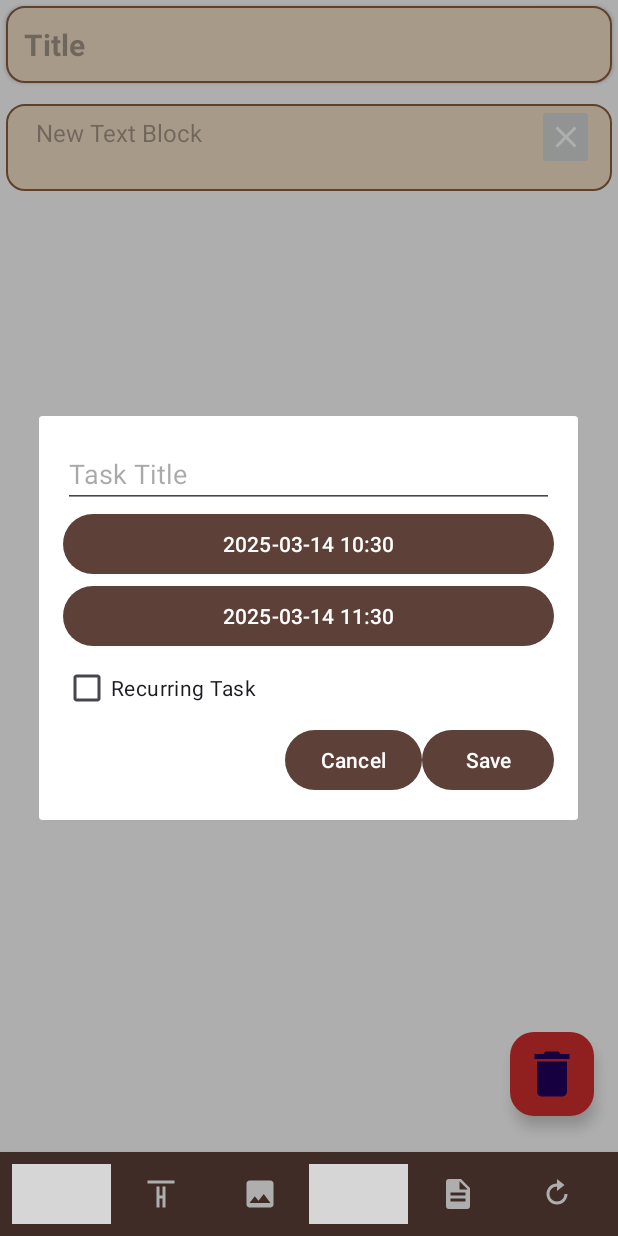
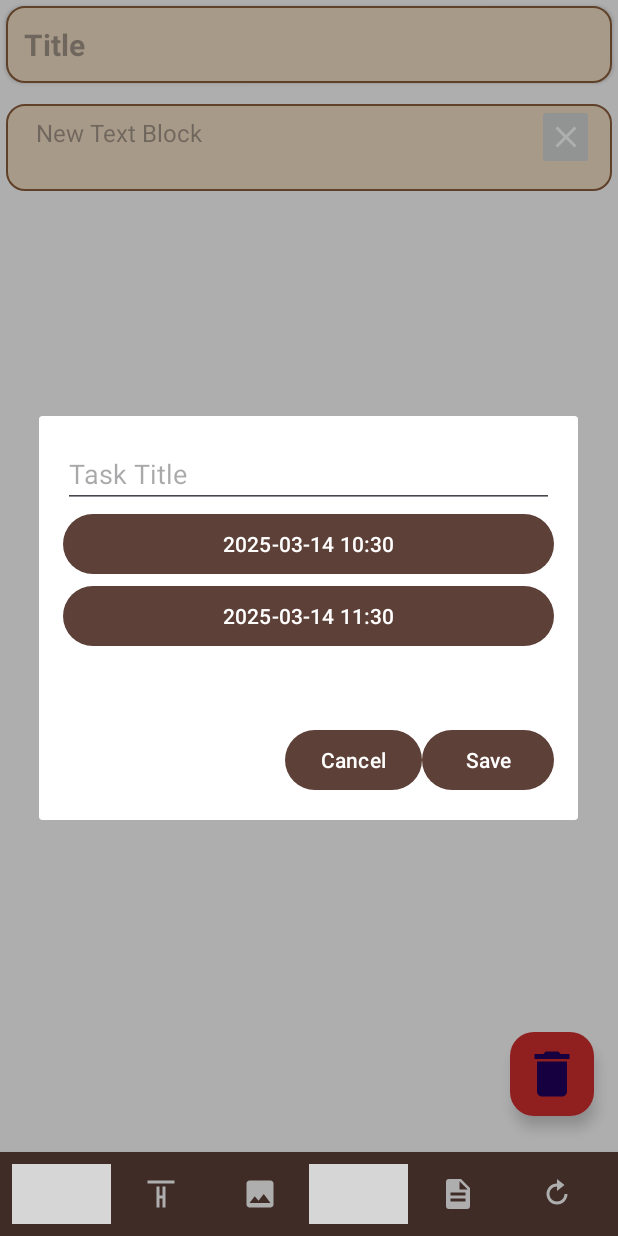
Before and after one commit to shreyash1224/Clarity, an Android app: the DiaryPageActivity screen opened directly, with no data from a screen before it, after a tap on "Resource Task", on a phone screen of 412 x 824 dp. Run offline under Robolectric (Android 15) with nearby library versions, the phone set to English and light mode, and no system bars; libraries missing offline, so code that uses them is left out: com.github.mikephil.charting; 3 other taps on this screen came first; grey boxes are pictures that could not be loaded.

Commit message:
The recurring is made transperant as it is in developing stage -> focused element()

```diff
--- a/app/src/main/res/layout/task_block.xml
+++ b/app/src/main/res/layout/task_block.xml
@@ -47,7 +47,7 @@
                 android:layout_height="wrap_content"
                 android:text="Recurring: No"
                 android:textSize="14sp"
-                android:textColor="@android:color/holo_blue_dark" />
+                android:textColor="@android:color/transparent" />
 
             <!-- Completion Checkbox -->
             <CheckBox
--- a/app/src/main/res/layout/task_dialog.xml
+++ b/app/src/main/res/layout/task_dialog.xml
@@ -34,6 +34,8 @@
         android:id="@+id/checkRecurring"
         android:layout_width="wrap_content"
         android:layout_height="wrap_content"
+        android:textColor="@android:color/transparent"
+        android:buttonTint="@android:color/transparent"
         android:text="Recurring Task"/>
 
     <!-- Save & Cancel Buttons -->
```
